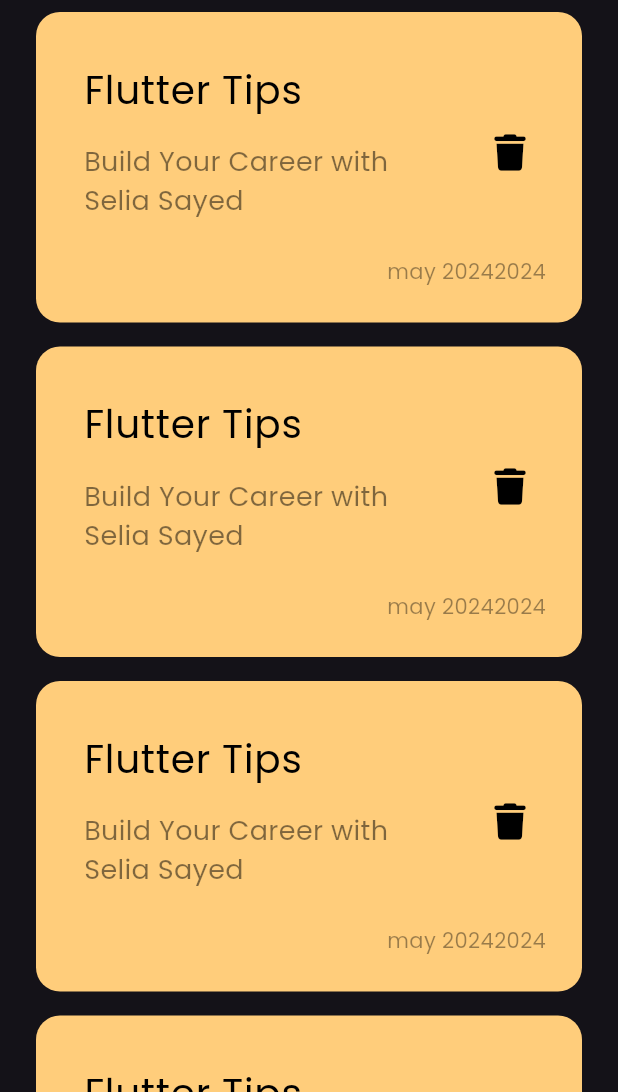
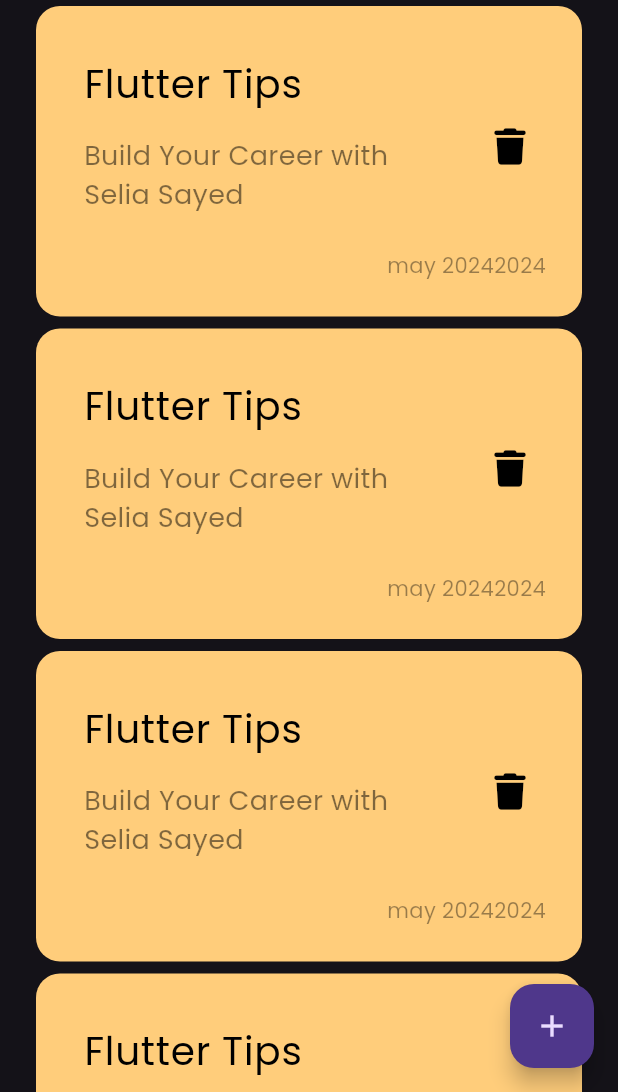
Before and after one commit to engsayed74/notes_app, a Flutter app: the screen it shows after launch, on a phone screen of 412 x 824 dp, the part 144-1236 px from its top. Run offline on Flutter 3.47's test engine with Material 3 defaults, Android fonts, the phone set to English and light mode, and no system bars; our stand-ins replace font_awesome_flutter.

Commit message:
floating action button

```diff
--- a/lib/views/notes_view.dart
+++ b/lib/views/notes_view.dart
@@ -6,9 +6,12 @@ class NotesView extends StatelessWidget {
 
   @override
   Widget build(BuildContext context) {
-    return const Scaffold(
-
-      body: NotesViewBody(),
+    return Scaffold(
+      floatingActionButton: FloatingActionButton(
+        onPressed: () {},
+        child: Icon(Icons.add),
+      ),
+      body: const NotesViewBody(),
     );
   }
 }
--- a/lib/views/widgets/notes_list_view.dart
+++ b/lib/views/widgets/notes_list_view.dart
@@ -9,7 +9,7 @@ class NotesListView extends StatelessWidget {
     return   ListView.builder(itemBuilder: (context,index){
 
      return const Padding(
-       padding:  EdgeInsets.symmetric(vertical: 8),
+       padding:  EdgeInsets.symmetric(vertical: 4),
        child:    NoteItem(),
      );
     });
```
